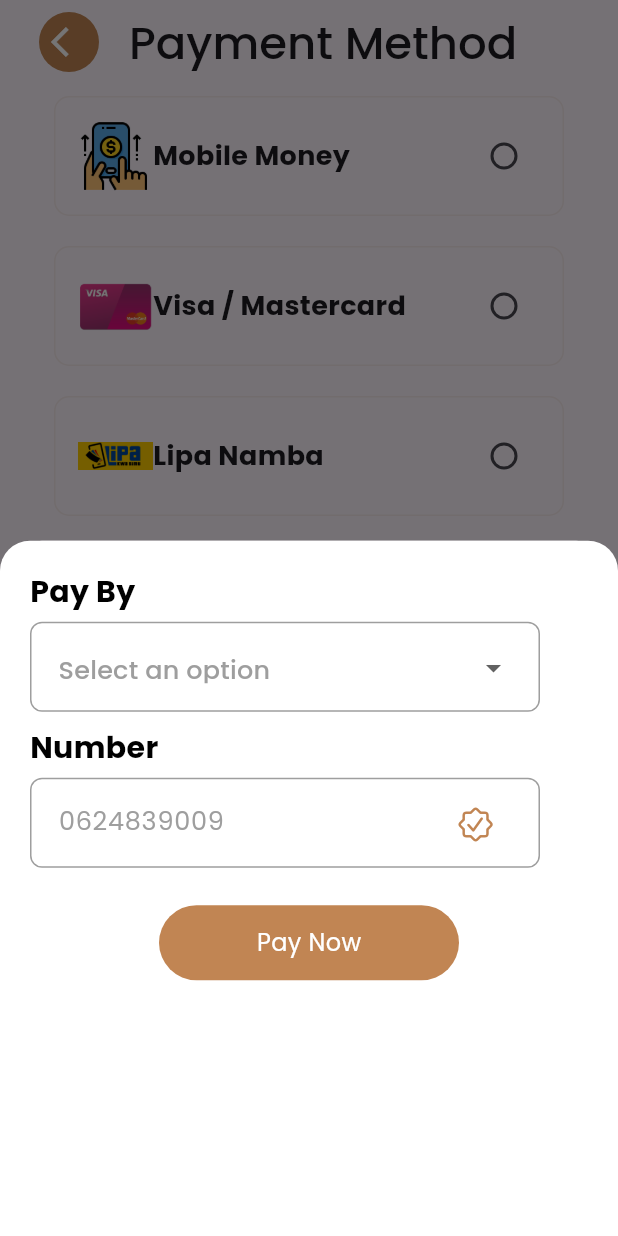
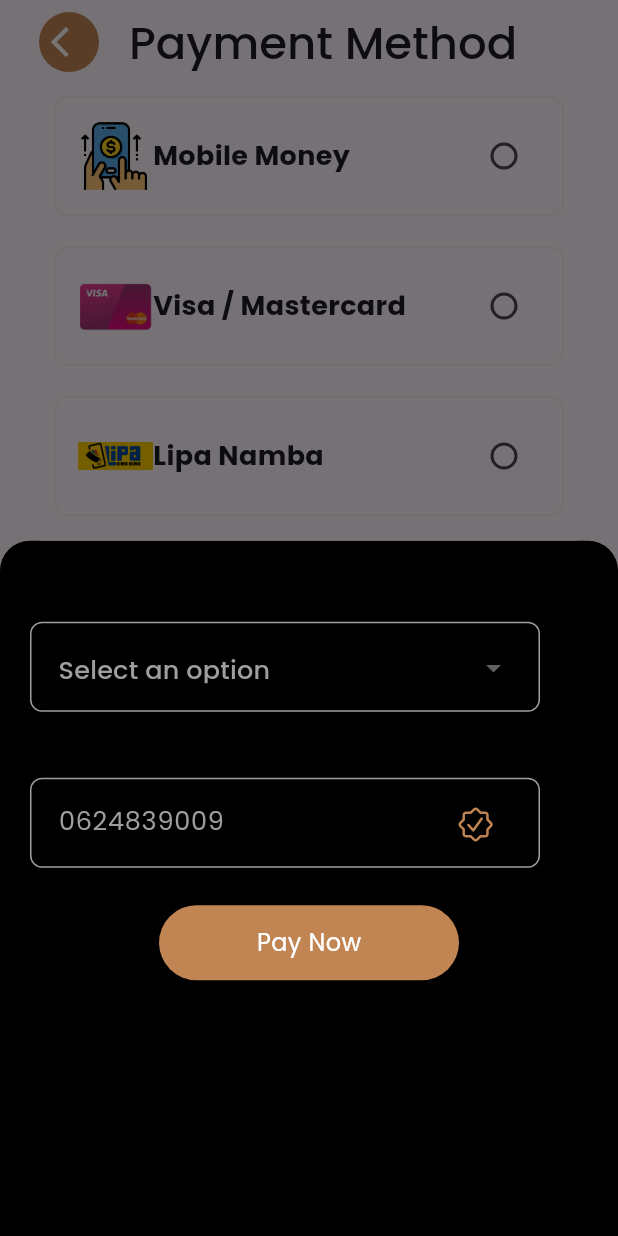
Before and after one commit to JohnGastone/Alama, a Flutter app: the PaymentMethodPage screen opened directly, after a tap on "Complete Payment", on a phone screen of 412 x 824 dp. Run offline on Flutter 3.47's test engine with Material 3 defaults, Android fonts, the phone set to English and light mode, and no system bars; our stand-ins replace flutter_onboarding_slider, google_fonts, shared_preferences, smooth_page_indicator; accounts and stored records are empty.

Commit message:
Theme management

```diff
--- a/lib/LoginSignUp/SignUp.dart
+++ b/lib/LoginSignUp/SignUp.dart
@@ -196,7 +196,7 @@ class _SignUpPageState extends State<SignUpPage> {
                   fontSize: 18,
                   color: theme.brightness == Brightness.light
                       ? Colors.black
-                      : Colors.white,
+                      : Colors.brown,
                 ),
               ),
               SizedBox(
--- a/lib/Payment/PaymentMethod.dart
+++ b/lib/Payment/PaymentMethod.dart
@@ -102,7 +102,9 @@ class _PaymentMethodPageState extends State<PaymentMethodPage> {
           width: double.maxFinite,
           padding: EdgeInsets.all(20),
           decoration: BoxDecoration(
-              color: Colors.white,
+              color: theme.brightness == Brightness.light
+                  ? Colors.black
+                  : Colors.white,
               borderRadius: BorderRadius.only(
                   topLeft: Radius.circular(20), topRight: Radius.circular(20))),
           child: Column(
```
